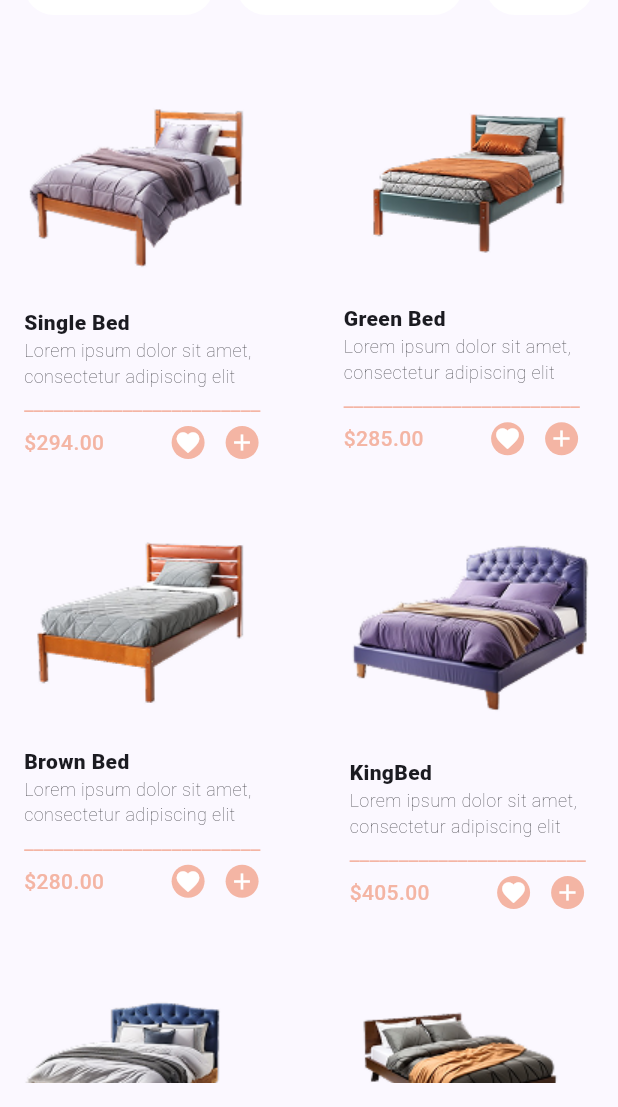
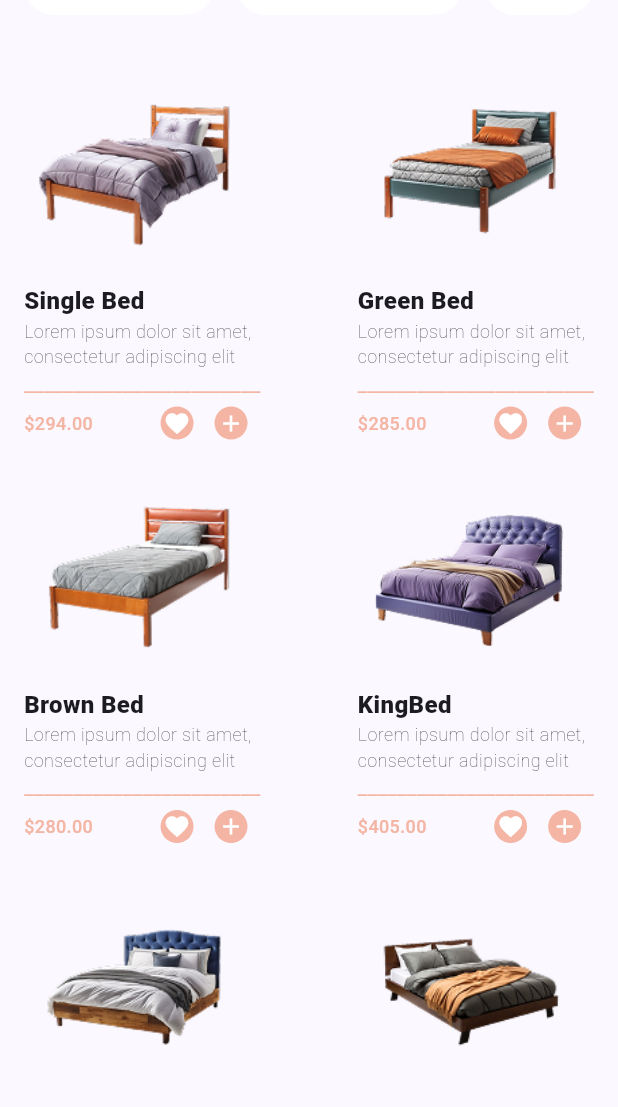
Before and after one commit to sandil415/interior-decor-app, a Flutter app: the ItemMenu screen opened directly with empty values, on a phone screen of 412 x 824 dp, the part 129-1236 px from its top. Run offline on Flutter 3.47's test engine with Material 3 defaults, Android fonts, the light colour scheme and no system bars; our stand-ins replace smooth_page_indicator.

Commit message:
Create seperate TopNaviate, Modify ItemOverview, create ItemClicked

```diff
--- a/lib/HomePage.dart
+++ b/lib/HomePage.dart
@@ -180,9 +180,9 @@ class _HomePageState extends State<HomePage> {
                 SizedBox(height: 10),
                 Row(
                   children: [
-                    ItemOverview(path: 'lib/assets/images/AluminiumChair.png',name: 'Aluminium Chair', detail: 'Lorem ipsum dolor sit amet,\nconsectetur adipiscing elit', cost: '120',),
+                    ItemOverview(path: 'lib/assets/images/AluminiumChair.png',name: 'Aluminium Chair', clicked: false, cost: '120',),
                     Expanded(child: Text('')),
-                    ItemOverview(path: 'lib/assets/images/StylishChair.png', name: 'Stylish Chair', detail: 'Lorem ipsum dolor sit amet,\nconsectetur adipiscing elit', cost: '120')
+                    ItemOverview(path: 'lib/assets/images/StylishChair.png', name: 'Stylish Chair', clicked: false, cost: '120')
                   ],
                 )
               ]
--- a/lib/ItemMenu.dart
+++ b/lib/ItemMenu.dart
@@ -1,5 +1,5 @@
 import 'package:flutter/material.dart';
-
+import 'TopNavigate.dart';
 import 'ItemOverview.dart';
 
 class ItemMenu extends StatelessWidget {
@@ -44,25 +44,25 @@ class ItemMenu extends StatelessWidget {
               SizedBox(height: 30),
               Row(
                 children: [
-                ItemOverview(path: 'lib/assets/images/SingleBed.png', name: 'Single Bed', cost: '294'),
+                ItemOverview(path: 'lib/assets/images/SingleBed.png', name: 'Single Bed', clicked: false, cost: '294'),
                 Expanded(child: Text('')),
-                ItemOverview(path: 'lib/assets/images/GreenBed.png', name: 'Green Bed', cost: '285')
+                ItemOverview(path: 'lib/assets/images/GreenBed.png', name: 'Green Bed', clicked: false, cost: '285')
                 ]
               ),
               SizedBox(height: 20),
               Row(
                 children: [
-                ItemOverview(path: 'lib/assets/images/BrownBed.png', name: 'Brown Bed', cost: '280'),
+                ItemOverview(path: 'lib/assets/images/BrownBed.png', name: 'Brown Bed', clicked: false,cost: '280'),
                 Expanded(child: Text('')),
-                ItemOverview(path: 'lib/assets/images/KingBed.png', name: 'KingBed', cost: '405')
+                ItemOverview(path: 'lib/assets/images/KingBed.png', name: 'KingBed', clicked: false,cost: '405')
                 ]
               ),
               SizedBox(height: 20),
               Row(
                 children: [
-                ItemOverview(path: 'lib/assets/images/StylishBed.png', name: 'Stylish Bed', cost: '294'),
+                ItemOverview(path: 'lib/assets/images/StylishBed.png', name: 'Stylish Bed', clicked: false,cost: '294'),
                 Expanded(child: Text('')),
-                ItemOverview(path: 'lib/assets/images/FullBed.png', name: 'Full Bed', cost: '257')
+                ItemOverview(path: 'lib/assets/images/FullBed.png', name: 'Full Bed', clicked: false,cost: '257')
                 ]
               ),
               SizedBox(height: 20)
@@ -73,20 +73,3 @@ class ItemMenu extends StatelessWidget {
     );
   }
 }
-
-class TopNavigate extends StatelessWidget {
-  final String navigateTo;
-  const TopNavigate({super.key, required this.navigateTo});
-
-  @override
-  Widget build(BuildContext context) {
-    return ElevatedButton(
-      onPressed: (){},
-      child: Text(navigateTo, style: TextStyle(color: Color(0xFFDCBEB6), fontSize: 14)),
-      style: ElevatedButton.styleFrom(
-        backgroundColor: Color(0xFFFFFFFF),
-        elevation: 0
-      )
-    );
-  }
-}
--- a/lib/ItemOverview.dart
+++ b/lib/ItemOverview.dart
@@ -1,11 +1,13 @@
 import 'package:flutter/material.dart';
+import 'ItemClicked.dart';
 
 class ItemOverview extends StatelessWidget {
   final String path;
   final String name;
-  final String ? detail;
+  // final String ? detail;
+  final bool clicked;
   final String cost;
-  const ItemOverview({super.key, required this.path, required this.name, this.detail, required this.cost});
+  const ItemOverview({super.key, required this.path, required this.name, required this.clicked, required this.cost});
 
   @override
   Widget build(BuildContext context) {
@@ -13,15 +15,19 @@ class ItemOverview extends StatelessWidget {
       child: Column(
         crossAxisAlignment: CrossAxisAlignment.start,
         children: [
-          Image.asset(path),
+          Image.asset(
+            path,
+            height: clicked? 350: 135,
+            width: clicked? 400: 150),
           SizedBox(height: 10),
-          Text(name, style: TextStyle(fontWeight: FontWeight.w900)),
-          Text(detail ?? 'Lorem ipsum dolor sit amet,\nconsectetur adipiscing elit', style: TextStyle(fontSize: 12, fontWeight: FontWeight.w100)),
-          Text('________________________', style: TextStyle(color: Color(0xFFF4B5A4))),
+          Text(name, style: TextStyle(fontSize: clicked ? 20 : 16, fontWeight: FontWeight.w900)),
+          Text(clicked ? 'Lorem ipsum dolor sit amet consectetur. Odio neque commodo id\naenean quis magna. Auctor neque id pharetra gravida. Libero \nscelerisque ut mauris volutpat risus nec facilisi adipiscing. \nAugue mollis amet.' : 'Lorem ipsum dolor sit amet,\nconsectetur adipiscing elit', style: TextStyle(fontSize: clicked ? 16: 12, fontWeight: clicked ? FontWeight.w500: FontWeight.w100)),
+          // Text(detail ?? 'Lorem ipsum dolor sit amet,\nconsectetur adipiscing elit', style: TextStyle(fontSize: 12, fontWeight: FontWeight.w100)),
+          Text(clicked? '________________________________________________': '________________________', style: TextStyle(color: Color(0xFFF4B5A4))),
           SizedBox(height:5),
           Row(
             children: [
-              Text('\$$cost.00', style: TextStyle(fontWeight: FontWeight.w500, color: Color(0xFFF4B5A4))),
+              Text('\$$cost.00', style: TextStyle(fontSize: clicked ? 16: 12,fontWeight: FontWeight.w500, color: Color(0xFFF4B5A4))),
               SizedBox(width: 45),
               Row(
                 children: [
@@ -35,7 +41,16 @@ class ItemOverview extends StatelessWidget {
                       Icon(Icons.favorite, color: Color(0xFFFFFFFF), size: 18),
                   ),
                   SizedBox(width: 14),
-                  Container(
+                  GestureDetector(
+                    onTap: (){
+                          Navigator.push(
+                            context,
+                            MaterialPageRoute(
+                              builder: (context) => ItemClicked(itemName: this.name, itemCost: cost)
+                            )
+                          );
+                        },
+                    child: Container(
                       padding: EdgeInsets.all(2),
                       decoration: BoxDecoration(
                         color: Color(0xFFF4B5A4),
@@ -43,6 +58,7 @@ class ItemOverview extends StatelessWidget {
                       ),
                       child:
                         Icon(Icons.add, color: Color(0xFFFFFFFF), size: 18),
+                    ),
                   )
                 ]
               )
--- /dev/null
+++ b/lib/TopNavigate.dart
@@ -0,0 +1,18 @@
+import 'package:flutter/material.dart';
+
+class TopNavigate extends StatelessWidget {
+  final String navigateTo;
+  const TopNavigate({super.key, required this.navigateTo});
+
+  @override
+  Widget build(BuildContext context) {
+    return ElevatedButton(
+      onPressed: (){},
+      child: Text(navigateTo, style: TextStyle(color: Color(0xFFDCBEB6), fontSize: 14)),
+      style: ElevatedButton.styleFrom(
+        backgroundColor: Color(0xFFFFFFFF),
+        elevation: 0
+      )
+    );
+  }
+}
```
Also changed, not shown: lib/ItemClicked.dart (added, +53 -0 lines), lib/assets/images/ItemEnlarged.png (added). Lines whose indentation alone changed are shown as unchanged.
